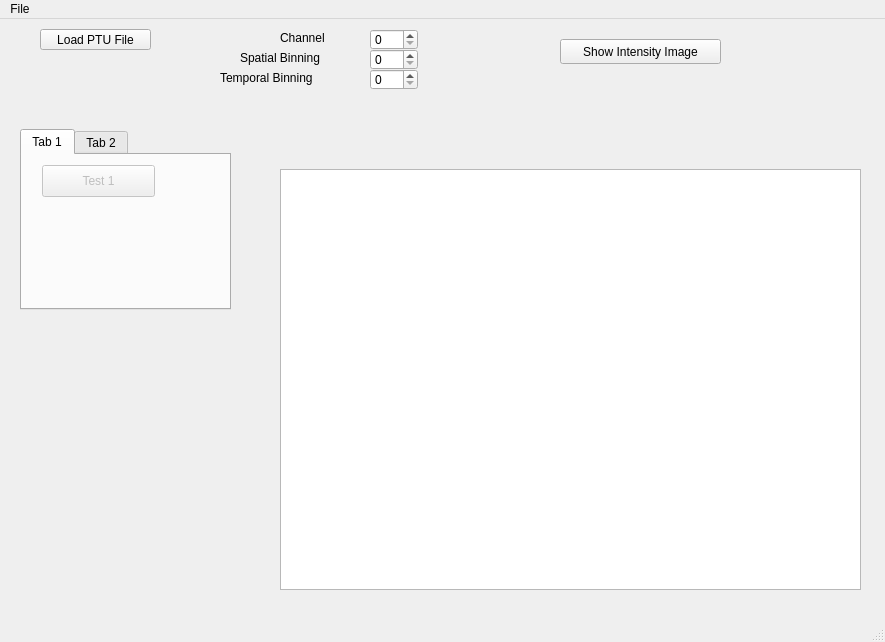
The window that qt_app/gui/phasorflim.ui (Tomkaehst/PhasorFLIM) describes before a commit, drawn with Qt 5.
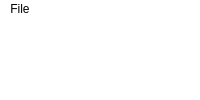
The same window after the commit. Custom widgets are drawn as their Qt base class.

Patch:
```diff
--- a/qt_app/gui/phasorflim.ui
+++ b/qt_app/gui/phasorflim.ui
@@ -2,41 +2,28 @@
 <ui version="4.0">
  <class>mainWindow</class>
  <widget class="QMainWindow" name="mainWindow">
-  <property name="geometry">
-   <rect>
-    <x>0</x>
-    <y>0</y>
-    <width>885</width>
-    <height>642</height>
-   </rect>
+  <property name="sizePolicy">
+   <sizepolicy hsizetype="Maximum" vsizetype="Maximum">
+    <horstretch>0</horstretch>
+    <verstretch>0</verstretch>
+   </sizepolicy>
+  </property>
+  <property name="maximumSize">
+   <size>
+    <width>1200</width>
+    <height>800</height>
+   </size>
   </property>
   <property name="windowTitle">
    <string>MainWindow</string>
   </property>
+  <property name="autoFillBackground">
+   <bool>false</bool>
+  </property>
+  <property name="styleSheet">
+   <string notr="true">background-color: rgb(255, 255, 255);</string>
+  </property>
   <widget class="QWidget" name="centralwidget">
-   <widget class="QPushButton" name="pushButton_LoadPTU">
-    <property name="geometry">
-     <rect>
-      <x>40</x>
-      <y>10</y>
-      <width>111</width>
-      <height>21</height>
-     </rect>
-    </property>
-    <property name="text">
-     <string>Load PTU File</string>
-    </property>
-   </widget>
-   <widget class="QGraphicsView" name="plotArea">
-    <property name="geometry">
-     <rect>
-      <x>280</x>
-      <y>150</y>
-      <width>581</width>
-      <height>421</height>
-     </rect>
-    </property>
-   </widget>
    <widget class="QLabel" name="label_channel">
     <property name="geometry">
      <rect>
@@ -133,40 +120,44 @@
      <rect>
       <x>20</x>
       <y>110</y>
-      <width>211</width>
-      <height>181</height>
+      <width>301</width>
+      <height>361</height>
      </rect>
     </property>
     <property name="currentIndex">
      <number>0</number>
     </property>
-    <widget class="QWidget" name="tab">
-     <property name="enabled">
-      <bool>false</bool>
-     </property>
-     <property name="acceptDrops">
-      <bool>false</bool>
-     </property>
+    <widget class="QWidget" name="tab_load">
      <attribute name="title">
-      <string>Tab 1</string>
+      <string>Load</string>
      </attribute>
-     <widget class="QPushButton" name="pushButton">
+     <widget class="QPushButton" name="pushButton_LoadPTU">
       <property name="geometry">
        <rect>
-        <x>20</x>
+        <x>10</x>
+        <y>40</y>
+        <width>111</width>
+        <height>21</height>
+       </rect>
+      </property>
+      <property name="text">
+       <string>Load PTU File</string>
+      </property>
+     </widget>
+     <widget class="QLineEdit" name="lineEdit_filepath">
+      <property name="geometry">
+       <rect>
+        <x>10</x>
         <y>10</y>
-        <width>113</width>
-        <height>32</height>
+        <width>281</width>
+        <height>25</height>
        </rect>
       </property>
-      <property name="text">
-       <string>Test 1</string>
-      </property>
      </widget>
     </widget>
     <widget class="QWidget" name="tab_2">
      <attribute name="title">
-      <string>Tab 2</string>
+      <string>Setup</string>
      </attribute>
      <widget class="QTextBrowser" name="logConsole">
       <property name="geometry">
@@ -192,6 +183,39 @@
       </property>
      </widget>
     </widget>
+    <widget class="QWidget" name="tab_fitting">
+     <attribute name="title">
+      <string>Fitting</string>
+     </attribute>
+    </widget>
+    <widget class="QWidget" name="tab_output">
+     <attribute name="title">
+      <string>Output</string>
+     </attribute>
+    </widget>
+   </widget>
+   <widget class="QProgressBar" name="progressBar">
+    <property name="geometry">
+     <rect>
+      <x>110</x>
+      <y>490</y>
+      <width>118</width>
+      <height>23</height>
+     </rect>
+    </property>
+    <property name="value">
+     <number>0</number>
+    </property>
+   </widget>
+   <widget class="PlotWidget" name="graphicsView">
+    <property name="geometry">
+     <rect>
+      <x>360</x>
+      <y>90</y>
+      <width>801</width>
+      <height>541</height>
+     </rect>
+    </property>
    </widget>
   </widget>
   <widget class="QMenuBar" name="menubar">
@@ -199,7 +223,7 @@
     <rect>
      <x>0</x>
      <y>0</y>
-     <width>885</width>
+     <width>1168</width>
      <height>22</height>
     </rect>
    </property>
@@ -218,6 +242,13 @@
    </property>
   </action>
  </widget>
+ <customwidgets>
+  <customwidget>
+   <class>PlotWidget</class>
+   <extends>QGraphicsView</extends>
+   <header>pyqtgraph</header>
+  </customwidget>
+ </customwidgets>
  <tabstops>
   <tabstop>pushButton</tabstop>
   <tabstop>spinBox_channel</tabstop>
```
Left out of the diff: 77 changed lines with no effect on the pictures.
